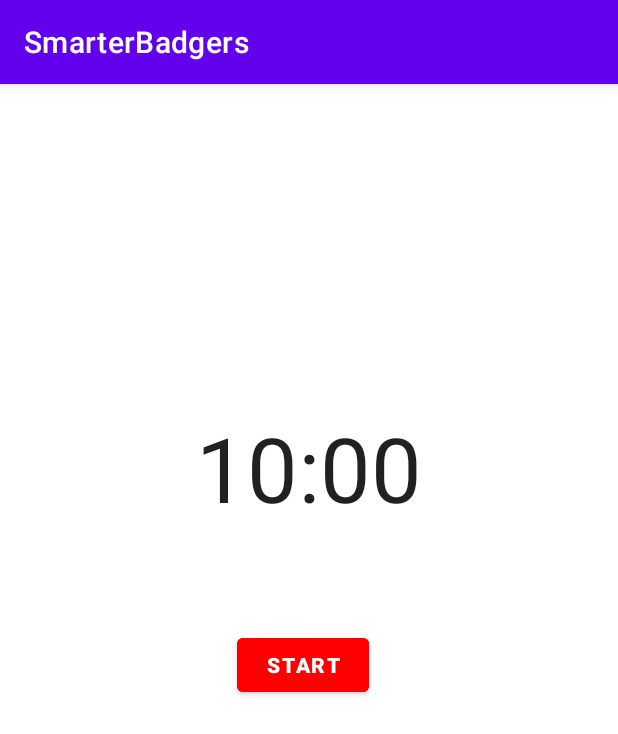
After one commit to qcassidy/SmarterBadgers, an Android app: the TimerActivity screen opened directly, with no data from a screen before it, on a phone screen of 412 x 824 dp. The commit adds this screen. Shown: the top 734 px of the screen. Run offline under Robolectric (Android 15) with nearby library versions, the phone set to English and light mode, and no system bars.

Commit message:
TimerActivity created with functional start and stop buttons

```diff
--- a/app/src/main/AndroidManifest.xml
+++ b/app/src/main/AndroidManifest.xml
@@ -10,6 +10,9 @@
         android:supportsRtl="true"
         android:theme="@style/Theme.SmarterBadgers">
         <activity
+            android:name=".TimerActivity"
+            android:exported="true" />
+        <activity
             android:name=".MainActivity"
             android:exported="true">
             <intent-filter>
--- a/app/src/main/java/com/example/smarterbadgers/MainActivity.java
+++ b/app/src/main/java/com/example/smarterbadgers/MainActivity.java
@@ -2,6 +2,7 @@ package com.example.smarterbadgers;
 
 import androidx.appcompat.app.AppCompatActivity;
 
+import android.content.Intent;
 import android.os.Bundle;
 
 public class MainActivity extends AppCompatActivity {
@@ -10,5 +11,8 @@ public class MainActivity extends AppCompatActivity {
     protected void onCreate(Bundle savedInstanceState) {
         super.onCreate(savedInstanceState);
         setContentView(R.layout.activity_main);
+        //Intent for testing TimerActivity
+        //Intent intent = new Intent(this, TimerActivity.class);
+        //startActivity(intent);
     }
 }
--- /dev/null
+++ b/app/src/main/java/com/example/smarterbadgers/TimerActivity.java
@@ -0,0 +1,60 @@
+package com.example.smarterbadgers;
+
+import androidx.appcompat.app.AppCompatActivity;
+
+import android.os.Bundle;
+import android.os.CountDownTimer;
+import android.view.View;
+import android.widget.Button;
+import android.widget.TextView;
+
+public class TimerActivity extends AppCompatActivity {
+
+    private TextView timerTextView;
+    private Button startButton;
+    private Button stopButton;
+
+    private CountDownTimer countDownTimer;
+    private long timeLeftMilliseconds = 600000;
+
+    @Override
+    protected void onCreate(Bundle savedInstanceState) {
+        super.onCreate(savedInstanceState);
+        setContentView(R.layout.activity_timer);
+
+        timerTextView = findViewById(R.id.timer);
+        startButton = findViewById(R.id.startButton);
+        stopButton = findViewById(R.id.stopButton);
+
+    }
+
+    public void startOnClick(View view) {
+        startButton.setVisibility(View.INVISIBLE);
+        stopButton.setVisibility(View.VISIBLE);
+        countDownTimer = new CountDownTimer(timeLeftMilliseconds, 1000) {
+            @Override
+            public void onTick(long l) {
+                timeLeftMilliseconds = l;
+                int min = (int) timeLeftMilliseconds/1000 /60;
+                int sec = (int) timeLeftMilliseconds/1000 %60;
+                String timeLeftString = String.format("%02d:%02d", min, sec);
+                timerTextView.setText(timeLeftString);
+            }
+
+            @Override
+            public void onFinish() {
+                startButton.setVisibility(View.VISIBLE);
+                stopButton.setVisibility(View.INVISIBLE);
+                timerTextView.setText("10:00");
+            }
+        }.start();
+    }
+
+
+    public void stopOnClick(View view) {
+        countDownTimer.cancel();
+        timerTextView.setText("10:00");
+        startButton.setVisibility(View.VISIBLE);
+        stopButton.setVisibility(View.INVISIBLE);
+    }
+}
--- /dev/null
+++ b/app/src/main/res/layout/activity_timer.xml
@@ -0,0 +1,51 @@
+<?xml version="1.0" encoding="utf-8"?>
+<androidx.constraintlayout.widget.ConstraintLayout xmlns:android="http://schemas.android.com/apk/res/android"
+    xmlns:app="http://schemas.android.com/apk/res-auto"
+    xmlns:tools="http://schemas.android.com/tools"
+    android:layout_width="match_parent"
+    android:layout_height="match_parent"
+    tools:context=".TimerActivity">
+
+    <TextView
+        android:id="@+id/timer"
+        android:layout_width="wrap_content"
+        android:layout_height="wrap_content"
+        android:layout_marginTop="5dp"
+        android:text="10:00"
+        android:textAppearance="@style/TextAppearance.AppCompat.Body1"
+        android:textSize="60sp"
+        app:layout_constraintBottom_toTopOf="@+id/stopButton"
+        app:layout_constraintEnd_toEndOf="parent"
+        app:layout_constraintStart_toStartOf="parent"
+        app:layout_constraintTop_toTopOf="parent" />
+
+    <Button
+        android:id="@+id/startButton"
+        android:layout_width="wrap_content"
+        android:layout_height="wrap_content"
+        android:layout_marginStart="27dp"
+        android:layout_marginTop="67dp"
+        android:backgroundTint="#FF0000"
+        android:onClick="startOnClick"
+        android:text="Start"
+        android:textStyle="bold"
+        app:layout_constraintStart_toStartOf="@+id/timer"
+        app:layout_constraintTop_toBottomOf="@+id/timer" />
+
+    <Button
+        android:id="@+id/stopButton"
+        android:layout_width="wrap_content"
+        android:layout_height="wrap_content"
+        android:layout_marginStart="3dp"
+        android:layout_marginBottom="4dp"
+        android:backgroundTint="#FF0000"
+        android:onClick="stopOnClick"
+        android:text="Stop"
+        android:textStyle="bold"
+        android:visibility="invisible"
+        app:layout_constraintBottom_toBottomOf="parent"
+        app:layout_constraintStart_toStartOf="@+id/startButton"
+        app:layout_constraintTop_toBottomOf="@+id/timer" />
+
+
+</androidx.constraintlayout.widget.ConstraintLayout>
```
